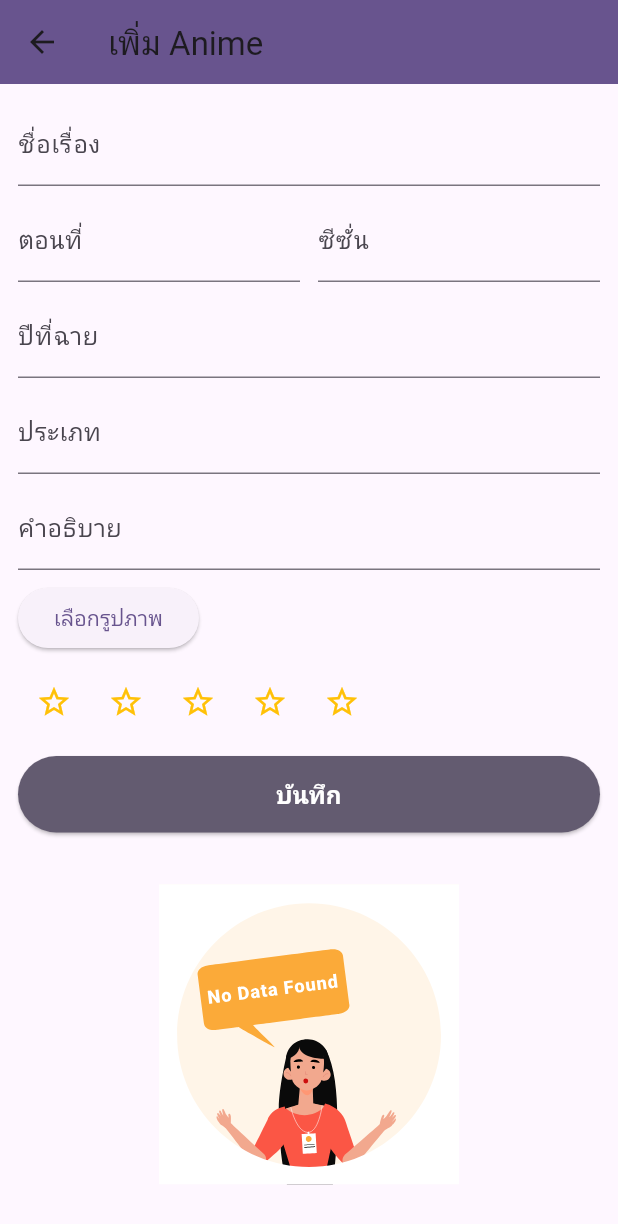
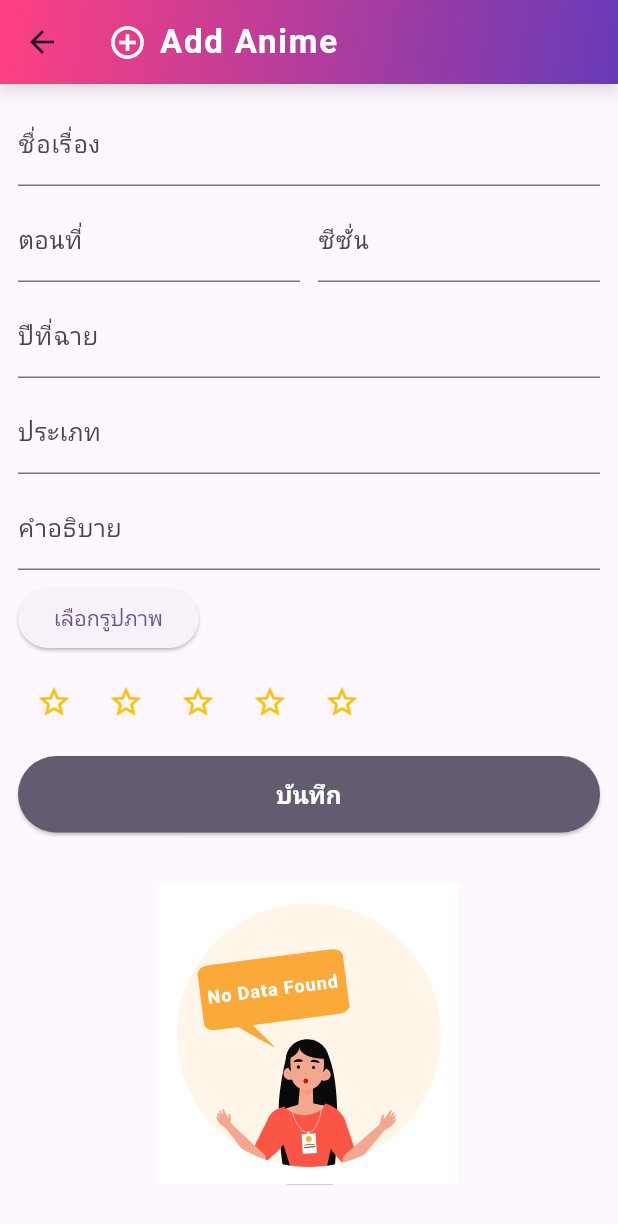
Before and after one commit to Tanusdech/anime_app_project, a Flutter app: the AnimeHomePage screen opened directly, after a tap on the "add" icon, on a phone screen of 412 x 824 dp. Shown: the top 1224 px of the screen. Run offline on Flutter 3.47's test engine with Material 3 defaults, Android fonts, the phone set to English and light mode, and no system bars; our stand-ins replace cloud_firestore, firebase_core, flutter_riverpod, image_picker, lottie, video_player; accounts and stored records are empty.

Commit message:
Phase 11: Add image picker button and enhance UI (AppBar & Edit Anime title)

```diff
--- a/lib/main.dart
+++ b/lib/main.dart
@@ -56,10 +56,53 @@ class AnimeHomePage extends ConsumerWidget {
     }
 
     return Scaffold(
+      // appBar: AppBar(
+      //   backgroundColor: Theme.of(context).colorScheme.inversePrimary,
+      //   title: const Text('Anime App Home'),
+      // ),
       appBar: AppBar(
-        backgroundColor: Theme.of(context).colorScheme.inversePrimary,
-        title: const Text('Anime App Home'),
+        title: Row(
+          children: [
+            const Icon(Icons.movie, color: Colors.white, size: 28),
+            const SizedBox(width: 8),
+            Text(
+              'Anime App',
+              style: Theme.of(context).textTheme.titleLarge?.copyWith(
+                color: Colors.white,
+                fontWeight: FontWeight.bold,
+                letterSpacing: 1.2,
+              ),
+            ),
+          ],
+        ),
+        centerTitle: false,
+        actions: [
+          IconButton(
+            icon: const Icon(Icons.search, color: Colors.white),
+            onPressed: () {
+              // TODO: ฟังก์ชันค้นหา
+            },
+          ),
+          IconButton(
+            icon: const Icon(Icons.settings, color: Colors.white),
+            onPressed: () {
+              // TODO: ฟังก์ชันตั้งค่า
+            },
+          ),
+        ],
+        flexibleSpace: Container(
+          decoration: const BoxDecoration(
+            gradient: LinearGradient(
+              colors: [Colors.deepPurple, Colors.pinkAccent],
+              begin: Alignment.topLeft,
+              end: Alignment.bottomRight,
+            ),
+          ),
+        ),
+        elevation: 4,
+        shadowColor: Colors.black45,
       ),
+
       body: animesAsync.when(
         data: (animes) {
           if (animes.isEmpty) {
--- a/lib/pages/anime_page.dart
+++ b/lib/pages/anime_page.dart
@@ -163,9 +163,42 @@ class _AnimePageState extends ConsumerState<AnimePage> {
 
     return Scaffold(
       appBar: AppBar(
-        title: const Text('เพิ่ม Anime'),
-        backgroundColor: Theme.of(context).colorScheme.primary,
+        title: Row(
+          children: [
+            const Icon(Icons.add_circle_outline, color: Colors.white, size: 26),
+            const SizedBox(width: 8),
+            Text(
+              'Add Anime',
+              style: Theme.of(context).textTheme.titleLarge?.copyWith(
+                color: Colors.white,
+                fontWeight: FontWeight.bold,
+                letterSpacing: 1.2,
+              ),
+            ),
+          ],
+        ),
+        centerTitle: false,
+        flexibleSpace: Container(
+          decoration: const BoxDecoration(
+            gradient: LinearGradient(
+              colors: [Colors.pinkAccent, Colors.deepPurple],
+              begin: Alignment.topLeft,
+              end: Alignment.bottomRight,
+            ),
+          ),
+        ),
+        // actions: [
+        //   IconButton(
+        //     icon: const Icon(Icons.save, color: Colors.white),
+        //     onPressed: () {
+        //       // TODO: ปุ่มนี้เพื่อบันทึก anime ใหม่ (ทางเลือก)
+        //     },
+        //   ),
+        // ],
+        elevation: 4,
+        shadowColor: Colors.black45,
       ),
+
       body: Stack(
         children: [
           Padding(
```
Also changed, not shown: lib/pages/anime_edit_form.dart (+32 -11 lines).
